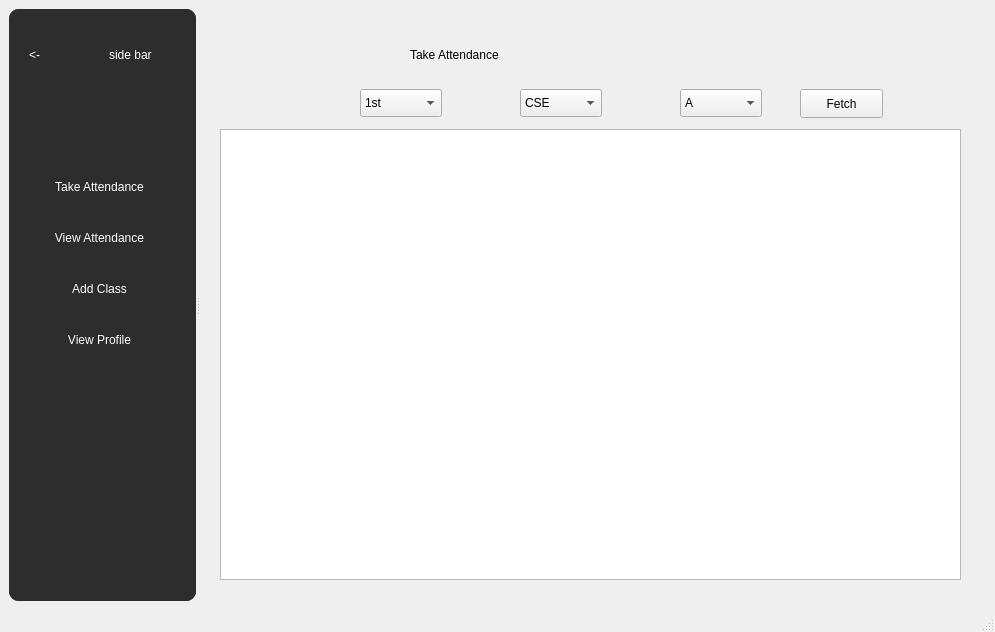
The window that mainwindow.ui (Shikhrrr/AttendanceManager) describes before a commit, drawn with Qt 5.
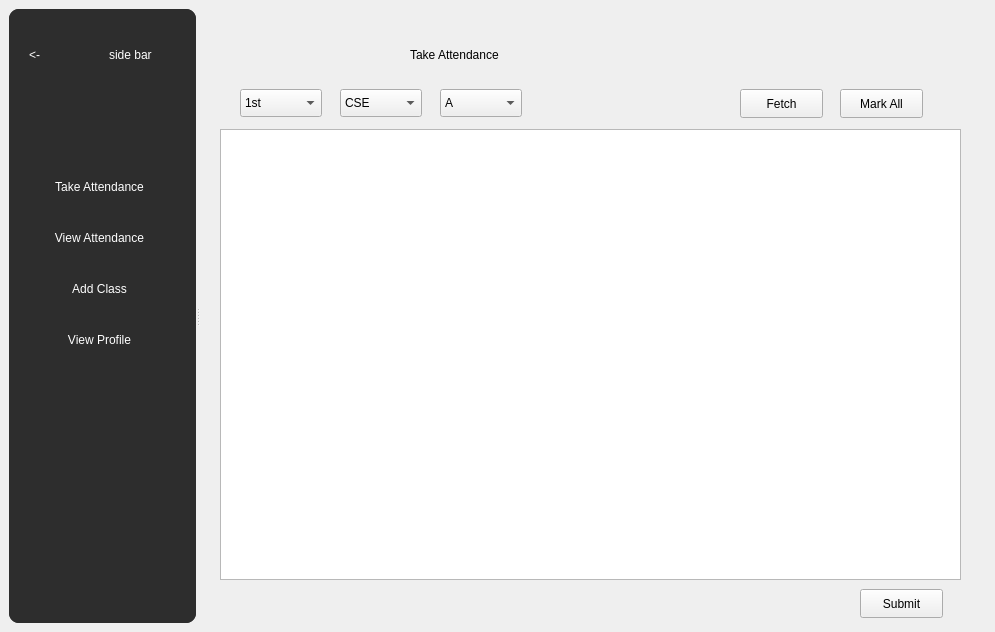
The same window after the commit.

Commit message: mark all button

Diff of the .ui file:
```diff
--- a/mainwindow.ui
+++ b/mainwindow.ui
@@ -135,7 +135,7 @@
         <widget class="QComboBox" name="takeYear">
          <property name="geometry">
           <rect>
-           <x>160</x>
+           <x>40</x>
            <y>80</y>
            <width>82</width>
            <height>28</height>
@@ -165,7 +165,7 @@
         <widget class="QComboBox" name="takeBranch">
          <property name="geometry">
           <rect>
-           <x>320</x>
+           <x>140</x>
            <y>80</y>
            <width>82</width>
            <height>28</height>
@@ -185,7 +185,7 @@
         <widget class="QComboBox" name="takeGroup">
          <property name="geometry">
           <rect>
-           <x>480</x>
+           <x>240</x>
            <y>80</y>
            <width>82</width>
            <height>28</height>
@@ -205,7 +205,7 @@
         <widget class="QPushButton" name="takeFetch">
          <property name="geometry">
           <rect>
-           <x>600</x>
+           <x>540</x>
            <y>80</y>
            <width>83</width>
            <height>29</height>
@@ -225,6 +225,32 @@
           </rect>
          </property>
         </widget>
+        <widget class="QPushButton" name="takeSubmit">
+         <property name="geometry">
+          <rect>
+           <x>660</x>
+           <y>580</y>
+           <width>83</width>
+           <height>29</height>
+          </rect>
+         </property>
+         <property name="text">
+          <string>Submit</string>
+         </property>
+        </widget>
+        <widget class="QPushButton" name="takeMarkAll">
+         <property name="geometry">
+          <rect>
+           <x>640</x>
+           <y>80</y>
+           <width>83</width>
+           <height>29</height>
+          </rect>
+         </property>
+         <property name="text">
+          <string>Mark All</string>
+         </property>
+        </widget>
        </widget>
        <widget class="QWidget" name="p1">
         <widget class="QGroupBox" name="groupBox">
@@ -620,7 +646,6 @@
     </item>
    </layout>
   </widget>
-  <widget class="QStatusBar" name="statusbar"/>
  </widget>
  <resources/>
  <connections/>
```
The commit also changes 2 other files.
